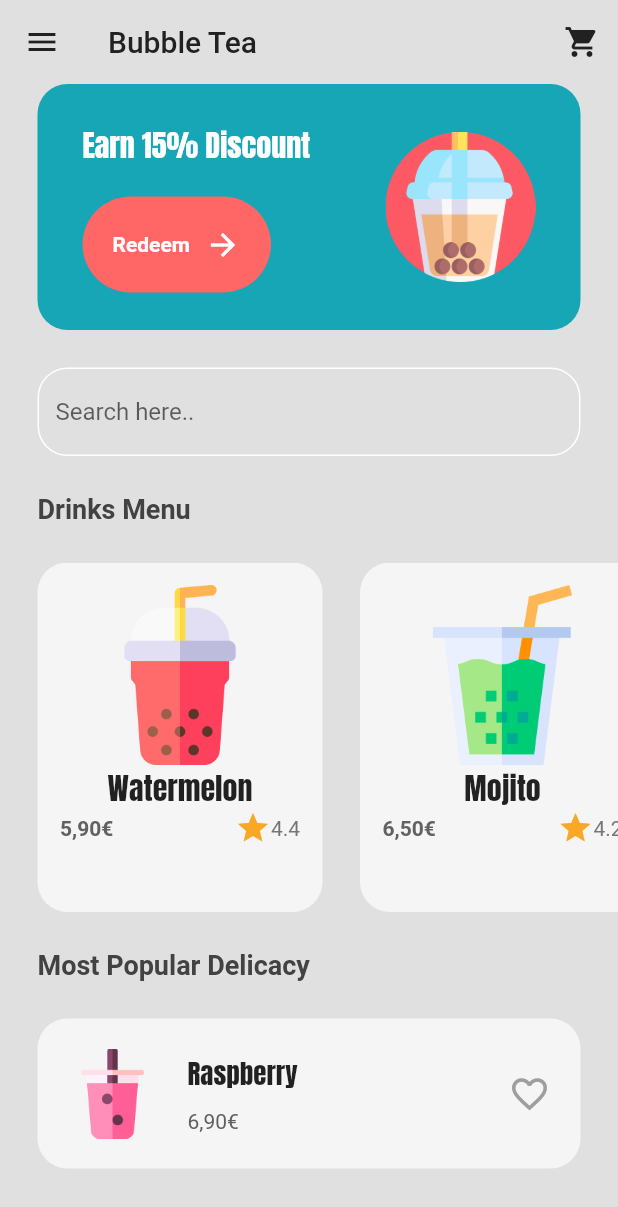
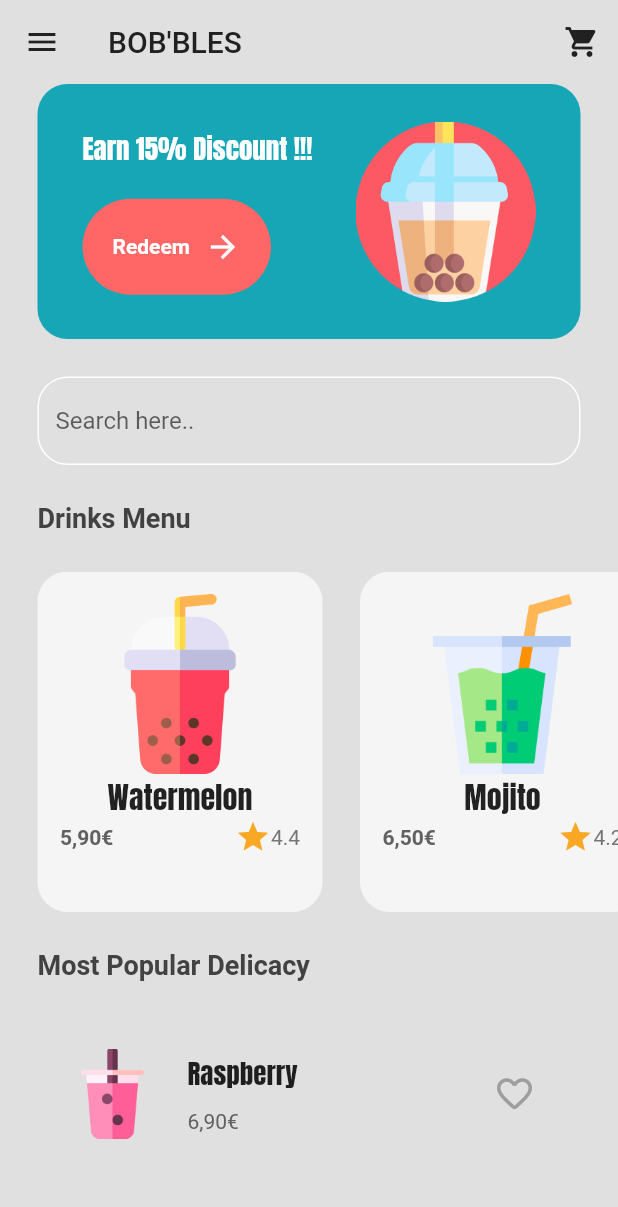
Before and after one commit to yvvzh/bubble_tea_app, a Flutter app: the screen it shows after launch, after a tap on "Let's Drink !", on a phone screen of 412 x 824 dp. Shown: the top 1207 px of the screen. Run offline on Flutter 3.47's test engine with Material 2 defaults, Android fonts, the phone set to English and light mode, and no system bars; our stand-ins replace google_fonts.

Commit message:
wip dark mode and side menu

```diff
--- a/lib/themes/colors.dart
+++ b/lib/themes/colors.dart
@@ -1,4 +1,7 @@
 import 'package:flutter/material.dart';
 
-var mainColor = const Color.fromARGB(255, 22, 166, 182);
-var secondaryColor = const Color.fromARGB(255, 255, 102, 102);
+Color mainColor = const Color.fromARGB(255, 22, 166, 182);
+Color secondaryColor = const Color.fromARGB(255, 255, 102, 102);
+Color textColor = Colors.white;
+Color? lightMode = Colors.grey[300];
+Color? nightMode = Colors.grey[900];
--- a/lib/views/cart_page.dart
+++ b/lib/views/cart_page.dart
@@ -23,9 +23,12 @@ class CartPage extends StatelessWidget {
       builder: (context, value, child) => Scaffold(
         backgroundColor: mainColor,
         appBar: AppBar(
-          title: const Text("My Cart"),
+          title: Text(
+            "MY CART",
+            style: TextStyle(color: textColor, fontWeight: FontWeight.bold),
+          ),
           backgroundColor: mainColor,
-          elevation: 0,
+          elevation: 1,
         ),
         body: Column(
           children: [
@@ -58,7 +61,7 @@ class CartPage extends StatelessWidget {
                         ),
                       ),
                       subtitle: Text(
-                        teaPrice,
+                        "$teaPrice€",
                         style: TextStyle(
                           color: Colors.grey[200],
                           fontWeight: FontWeight.bold,
--- a/lib/views/home_page.dart
+++ b/lib/views/home_page.dart
@@ -18,18 +18,24 @@ class HomePage extends StatelessWidget {
           mainAxisAlignment: MainAxisAlignment.spaceEvenly,
           children: [
             const SizedBox(
-              height: 25,
+              height: 50,
             ),
             // nom de la boutique
-            Text(
-              "BUBBLE TEA",
-              style: GoogleFonts.anton(
-                fontSize: 28,
-                color: Colors.white,
+            Center(
+              child: Text(
+                "BOB'BLES",
+                style: GoogleFonts.anton(
+                  fontSize: 30,
+                  color: textColor,
+                ),
               ),
             ),
-            const SizedBox(
-              height: 25,
+            // sous titre nom boutique
+            Center(
+              child: Text(
+                "World's best bubble teas",
+                style: TextStyle(color: textColor),
+              ),
             ),
             // logo de la boutique
             Padding(
@@ -44,7 +50,7 @@ class HomePage extends StatelessWidget {
               "WHEN POPPING TRIGGERS HAPPINESS",
               style: GoogleFonts.anton(
                 fontSize: 44,
-                color: Colors.white,
+                color: textColor,
               ),
             ),
             const SizedBox(
--- a/lib/views/menu_page.dart
+++ b/lib/views/menu_page.dart
@@ -31,21 +31,39 @@ class _MenuPageState extends State<MenuPage> {
     );
   }
 
+  // favorite button
+  var _favoriteIcon = const Icon(Icons.favorite_outline_rounded);
+  var _favIconColor = Colors.grey;
+  bool _favIconStatus = false;
+
+  // drawer settings
+  int _drawerIndex = 0;
+  Color? _currentMode = lightMode;
+
+  // onTap drawer
+  void _onItemTapped(int index) {
+    setState(() {
+      _drawerIndex = index;
+      if (_currentMode == lightMode) {
+        _currentMode = nightMode;
+      } else {
+        _currentMode = lightMode;
+      }
+    });
+  }
+
   @override
   Widget build(BuildContext context) {
     // récupérer le shop et son menu
     final shop = context.read<Shop>();
     final drinkMenu = shop.drinkMenu;
     return Scaffold(
-      backgroundColor: Colors.grey[300],
+      backgroundColor: _currentMode,
       appBar: AppBar(
         backgroundColor: Colors.transparent,
         foregroundColor: Colors.grey[900],
         elevation: 0,
-        leading: const Icon(
-          Icons.menu,
-        ),
-        title: const Text('Bubble Tea'),
+        title: const Text("BOB'BLES"),
         actions: [
           // bouton panier
           IconButton(
@@ -57,6 +75,36 @@ class _MenuPageState extends State<MenuPage> {
                 Icons.shopping_cart,
               ))
         ],
+      ),
+      drawer: Drawer(
+        backgroundColor: mainColor,
+        width: 200,
+        child: ListView(
+          padding: EdgeInsets.zero,
+          children: [
+            DrawerHeader(
+              decoration: BoxDecoration(
+                color: secondaryColor,
+              ),
+              child: Center(
+                  child: Text(
+                'Settings',
+                style: TextStyle(color: textColor),
+              )),
+            ),
+            ListTile(
+              title: Text(
+                'Nightmode',
+                style: TextStyle(color: textColor),
+              ),
+              selected: _drawerIndex == 0,
+              onTap: () {
+                _onItemTapped(0);
+                Navigator.pop(context);
+              },
+            ),
+          ],
+        ),
       ),
       body: Column(
         crossAxisAlignment: CrossAxisAlignment.start,
@@ -75,9 +123,9 @@ class _MenuPageState extends State<MenuPage> {
                   children: [
                     // message promotionnel
                     Text(
-                      'Earn 15% Discount',
+                      'Earn 15% Discount !!!',
                       style: GoogleFonts.anton(
-                        fontSize: 20,
+                        fontSize: 18,
                         color: Colors.white,
                       ),
                     ),
@@ -91,7 +139,7 @@ class _MenuPageState extends State<MenuPage> {
                 // image
                 Image.asset(
                   'lib/assets/images/bt_main.png',
-                  height: 100,
+                  height: 120,
                 )
               ],
             ),
@@ -161,8 +209,7 @@ class _MenuPageState extends State<MenuPage> {
           // recommendations
           Container(
             decoration: BoxDecoration(
-                color: Colors.grey[100],
-                borderRadius: BorderRadius.circular(20)),
+                color: _currentMode, borderRadius: BorderRadius.circular(20)),
             margin: const EdgeInsets.only(left: 25, right: 25, bottom: 45),
             padding: const EdgeInsets.all(20),
             child: Row(
@@ -200,10 +247,22 @@ class _MenuPageState extends State<MenuPage> {
                 ),
 
                 // coeur
-                const Icon(
-                  Icons.favorite_outline,
-                  color: Colors.grey,
-                  size: 28,
+                IconButton(
+                  color: _favIconColor,
+                  iconSize: 28,
+                  onPressed: () {
+                    if (_favIconStatus == false) {
+                      _favoriteIcon = const Icon(Icons.favorite_rounded);
+                      _favIconColor = Colors.red;
+                      _favIconStatus = true;
+                    } else {
+                      _favoriteIcon =
+                          const Icon(Icons.favorite_outline_rounded);
+                      _favIconColor = Colors.grey;
+                      _favIconStatus = false;
+                    }
+                  },
+                  icon: _favoriteIcon,
                 ),
               ],
             ),
--- a/lib/widgets/drink_tile.dart
+++ b/lib/widgets/drink_tile.dart
@@ -40,7 +40,7 @@ class DrinkTile extends StatelessWidget {
                   children: [
                     // prix
                     Text(
-                      tea.price + '€',
+                      '${tea.price}€',
                       style: TextStyle(
                           fontWeight: FontWeight.bold, color: Colors.grey[700]),
                     ),
```
Also changed, not shown: 2 other files.
